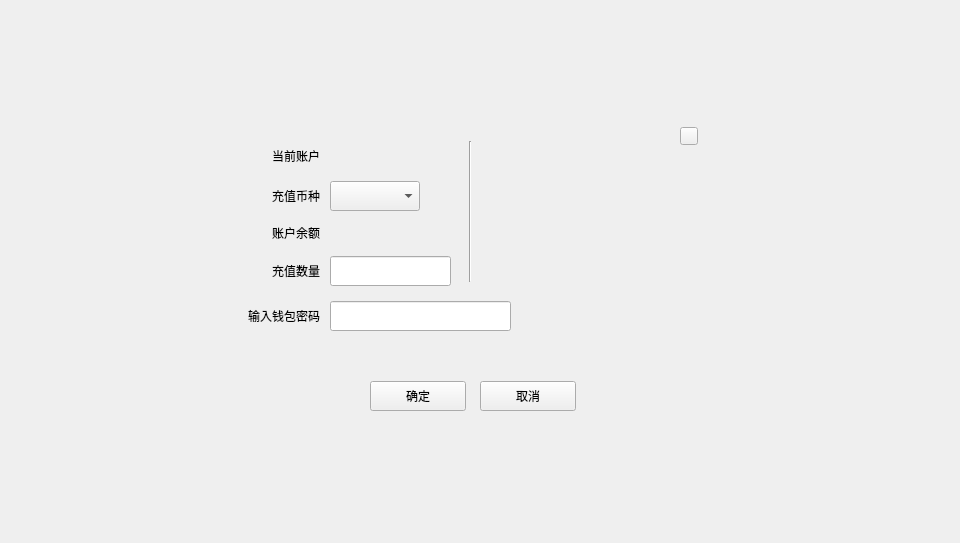
The window that XWCWallet/exchange/depositexchangecontractdialog.ui (Whitecoin-Owner/Whitecoin-qt) describes before a commit, drawn with Qt 5.
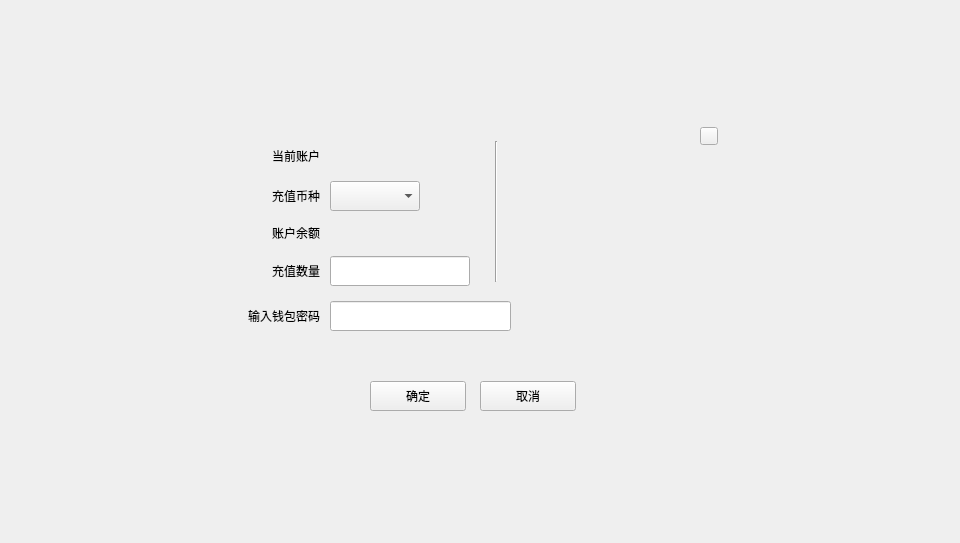
The same window after the commit.

Diff of the .ui file:
```diff
--- a/XWCWallet/exchange/depositexchangecontractdialog.ui
+++ b/XWCWallet/exchange/depositexchangecontractdialog.ui
@@ -121,7 +121,7 @@
       <rect>
        <x>100</x>
        <y>145</y>
-       <width>121</width>
+       <width>140</width>
        <height>30</height>
       </rect>
      </property>
@@ -192,7 +192,7 @@
       <rect>
        <x>100</x>
        <y>107</y>
-       <width>120</width>
+       <width>155</width>
        <height>30</height>
       </rect>
      </property>
@@ -245,7 +245,7 @@
     <widget class="QToolButton" name="closeBtn">
      <property name="geometry">
       <rect>
-       <x>450</x>
+       <x>470</x>
        <y>16</y>
        <width>18</width>
        <height>18</height>
@@ -267,7 +267,7 @@
     <widget class="QStackedWidget" name="stackedWidget">
      <property name="geometry">
       <rect>
-       <x>250</x>
+       <x>280</x>
        <y>30</y>
        <width>181</width>
        <height>141</height>
@@ -277,9 +277,9 @@
     <widget class="Line" name="line">
      <property name="geometry">
       <rect>
-       <x>230</x>
+       <x>265</x>
        <y>30</y>
-       <width>20</width>
+       <width>2</width>
        <height>141</height>
       </rect>
      </property>
```
